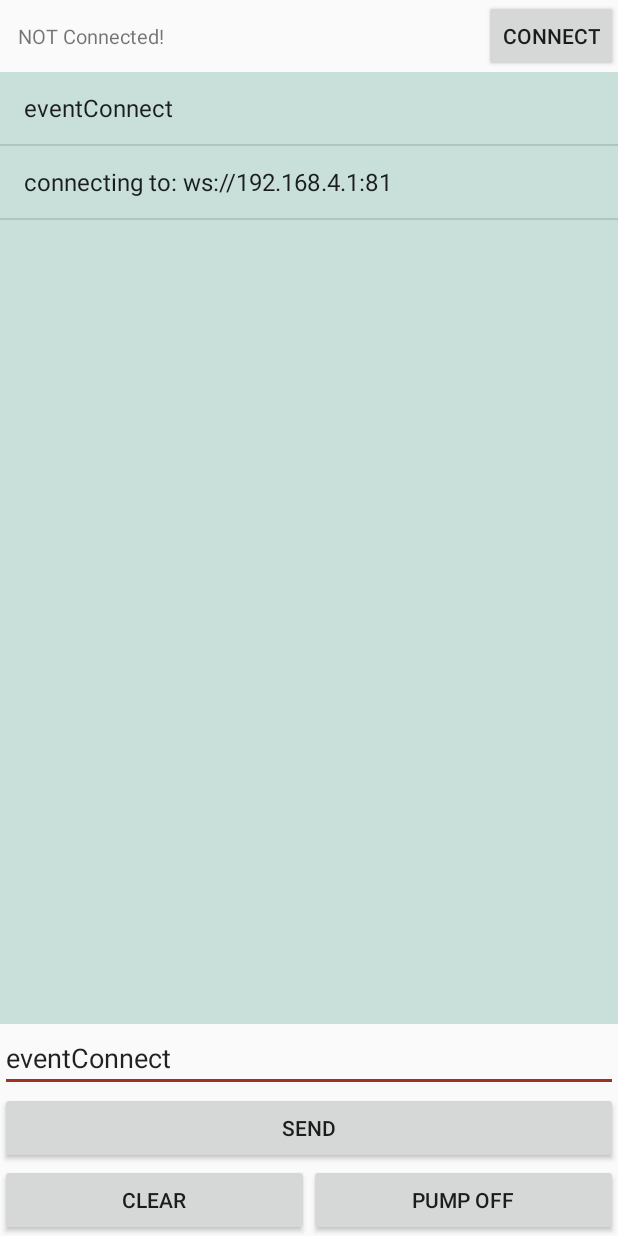
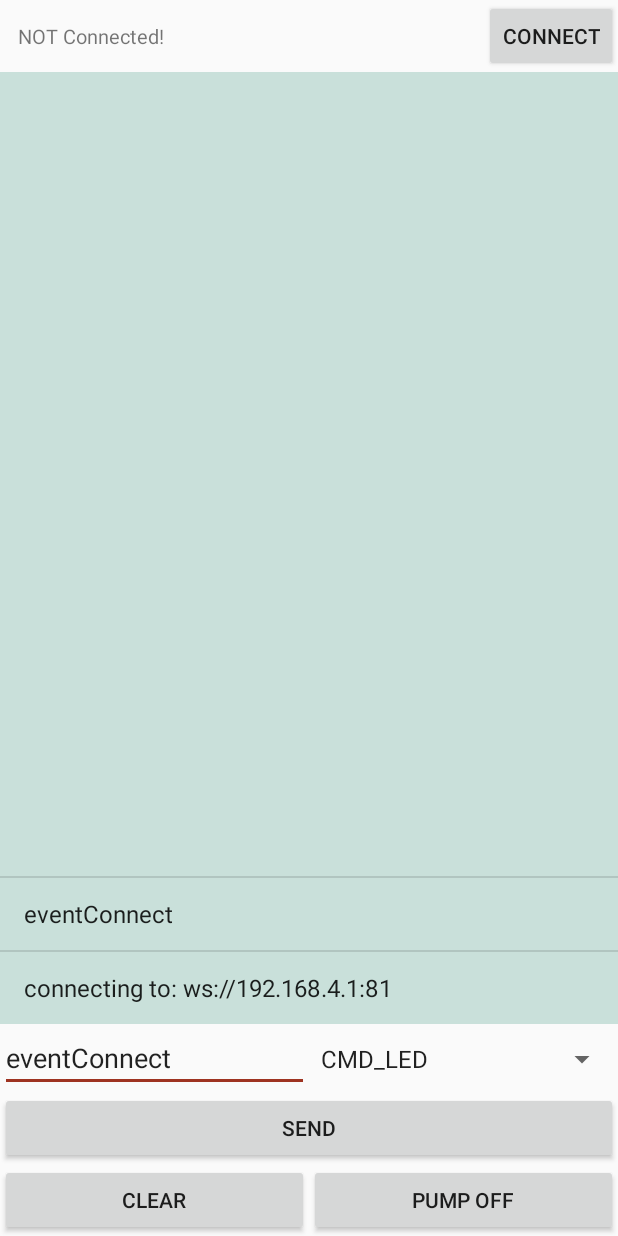
Before and after one commit to DubyOriginal/RCMower, an Android app: the TestLogActivity screen opened directly, with no data from a screen before it, after a tap on "eventConnect", on a phone screen of 412 x 824 dp. Run offline under Robolectric (Android 15) with nearby library versions, the phone set to English and light mode, and no system bars; libraries missing offline, so code that uses them is left out: org.java_websocket.client, org.java_websocket.drafts, org.java_websocket.handshake; 1 other tap on this screen came first.

Commit message:
TestLogActivity.... in progress

```diff
--- a/app/src/main/java/hr/duby/rcmower/activities/TestLogActivity.java
+++ b/app/src/main/java/hr/duby/rcmower/activities/TestLogActivity.java
@@ -10,7 +10,9 @@ import android.widget.ArrayAdapter;
 import android.widget.Button;
 import android.widget.EditText;
 import android.widget.ListView;
+import android.widget.Spinner;
 import android.widget.TextView;
+import android.widget.Toast;
 
 import org.java_websocket.client.WebSocketClient;
 import org.java_websocket.drafts.Draft_17;
@@ -38,6 +40,7 @@ public class TestLogActivity extends AppCompatActivity implements View.OnClickLi
     private TextView m_text_view;
     private EditText etInputMsg;
     private Button btnConnect, btnSendMsg, btnClrScr_sta, btnPumpOff;
+    private Spinner spinnerCMDList;
 
     private WebSocketClient mWebSocketClient;
 
@@ -48,6 +51,11 @@ public class TestLogActivity extends AppCompatActivity implements View.OnClickLi
         super.onCreate(savedInstanceState);
         setContentView(R.layout.activity_test_log);
 
+        initWidgets();
+
+        spinnerCMDList = (Spinner) findViewById(R.id.spinnerCMDList);
+        spinnerCMDList.setOnItemSelectedListener(new CustomOnItemSelectedListener());
+
         msgCodeList = new ArrayList<String>();
 
         m_adapter = new ArrayAdapter<String>(this, android.R.layout.simple_list_item_1, msgCodeList);
@@ -55,20 +63,7 @@ public class TestLogActivity extends AppCompatActivity implements View.OnClickLi
         m_list_view.setAdapter(m_adapter);
         m_list_view.setOnItemClickListener(this);
 
-        m_text_view = (TextView) findViewById(R.id.id_tv);
-        m_text_view.setText("NOT Connected!");
 
-        etInputMsg = (EditText) findViewById(R.id.etInputMsg_sta);
-
-        btnConnect = (Button) findViewById(R.id.btnConnect);
-        btnSendMsg = (Button) findViewById(R.id.btnSendMsg_sta);
-        btnClrScr_sta = (Button) findViewById(R.id.btnClrScr_sta);
-        btnPumpOff = (Button) findViewById(R.id.btnPumpOff_sta);
-
-        btnConnect.setOnClickListener(this);
-        btnSendMsg.setOnClickListener(this);
-        btnClrScr_sta.setOnClickListener(this);
-        btnPumpOff.setOnClickListener(this);
 
         //m_client_thread = new Thread(this);
         //m_client_thread.start();
@@ -83,6 +78,25 @@ public class TestLogActivity extends AppCompatActivity implements View.OnClickLi
         DLog("onStop");
 
         super.onStop();
+    }
+
+    private void initWidgets(){
+        m_text_view = (TextView) findViewById(R.id.id_tv);
+        m_text_view.setText("NOT Connected!");
+
+        etInputMsg = (EditText) findViewById(R.id.etInputMsg_sta);
+
+        spinnerCMDList = (Spinner) findViewById(R.id.spinnerCMDList);
+
+        btnConnect = (Button) findViewById(R.id.btnConnect);
+        btnSendMsg = (Button) findViewById(R.id.btnSendMsg_sta);
+        btnClrScr_sta = (Button) findViewById(R.id.btnClrScr_sta);
+        btnPumpOff = (Button) findViewById(R.id.btnPumpOff_sta);
+
+        btnConnect.setOnClickListener(this);
+        btnSendMsg.setOnClickListener(this);
+        btnClrScr_sta.setOnClickListener(this);
+        btnPumpOff.setOnClickListener(this);
     }
 
     private void updateMsgList(final String msg_code) {
@@ -164,13 +178,13 @@ public class TestLogActivity extends AppCompatActivity implements View.OnClickLi
         if (mWebSocketClient != null) {
             try {
                 mWebSocketClient.send(msg);
-                etInputMsg.setText("");
+                //etInputMsg.setText("");
 
             }catch (Throwable tErr){
                 DLog("Unable to send message! \n" + tErr);
             }
         } else {
-
+            DLog("mWebSocketClient is NULL");
         }
     }
 
@@ -198,12 +212,27 @@ public class TestLogActivity extends AppCompatActivity implements View.OnClickLi
         }
 
         sendMessage(msg_code);
-
     }
 
     @Override
     public void onItemClick(AdapterView<?> parent, View view, int position, long id) {
         etInputMsg.setText(m_adapter.getItem(position));
+
+    }
+
+    public class CustomOnItemSelectedListener implements AdapterView.OnItemSelectedListener {
+
+        public void onItemSelected(AdapterView<?> parent, View view, int pos,long id) {
+            //Toast.makeText(parent.getContext(), "OnItemSelectedListener : " + parent.getItemAtPosition(pos).toString(), Toast.LENGTH_SHORT).show();
+
+            String spinnerCMD = parent.getItemAtPosition(pos).toString();
+            etInputMsg.setText(spinnerCMD);
+        }
+
+        @Override
+        public void onNothingSelected(AdapterView<?> arg0) {
+            // TODO Auto-generated method stub
+        }
 
     }
 
--- a/app/src/main/res/layout/activity_setup.xml
+++ b/app/src/main/res/layout/activity_setup.xml
@@ -43,7 +43,7 @@
             <EditText
                 android:layout_width="match_parent"
                 android:layout_height="wrap_content"
-                android:inputType="numberDecimal"
+                android:inputType="phone"
                 android:ems="10"
                 android:id="@+id/etIPAdress_setup"
                 android:imeOptions="actionNext"
--- a/app/src/main/res/layout/activity_test_log.xml
+++ b/app/src/main/res/layout/activity_test_log.xml
@@ -34,17 +34,35 @@
         android:layout_width="match_parent"
         android:layout_height="match_parent"
         android:layout_weight="1"
-        android:background="#5566AA99"/>
+        android:background="#5566AA99"
+        android:stackFromBottom="true"
+        android:transcriptMode="normal"/>
 
     <LinearLayout
         android:orientation="vertical"
         android:layout_width="match_parent"
         android:layout_height="wrap_content">
 
-        <EditText
-            android:id="@+id/etInputMsg_sta"
+        <LinearLayout
+            android:orientation="horizontal"
             android:layout_width="match_parent"
-            android:layout_height="wrap_content" />
+            android:layout_height="match_parent">
+
+            <EditText
+                android:id="@+id/etInputMsg_sta"
+                android:layout_width="match_parent"
+                android:layout_height="wrap_content"
+                android:layout_weight="1" />
+
+            <Spinner
+                android:id="@+id/spinnerCMDList"
+                android:layout_width="match_parent"
+                android:layout_height="wrap_content"
+                android:entries="@array/cmdListArray"
+                android:prompt="@string/promptCmd"
+                android:layout_weight="1"/>
+
+        </LinearLayout>
 
         <Button
             android:id="@+id/btnSendMsg_sta"
--- a/app/src/main/res/values/strings.xml
+++ b/app/src/main/res/values/strings.xml
@@ -23,4 +23,13 @@
     <string name="dialog_title_error">Pogreška!</string>
     <string name="dialog_title_info">Info!</string>
 
+    <!-- COMMAND LIST -->
+    <!-- *************************************************************************************** -->
+    <string name="promptCmd">Choose a CMD</string>
+    <string-array name="cmdListArray">
+        <item>CMD_LED</item>
+        <item>CMD_ANALOG</item>
+        <item>CMD_HCSR04</item>
+    </string-array>
+
 </resources>
```
Also changed, not shown: app/src/main/assets/empty_response.png (deleted), 2 other files.
